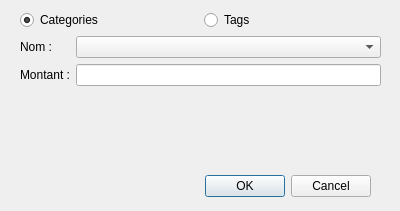
Qt form resources/uiFiles/goaldialog.ui (sbrou/CashCash) before a commit.
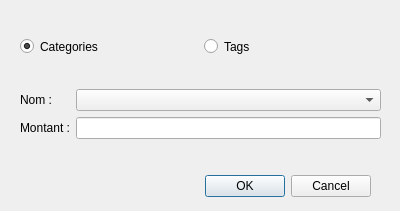
The same form after that commit.

Patch:
```diff
--- a/resources/uiFiles/goaldialog.ui
+++ b/resources/uiFiles/goaldialog.ui
@@ -52,6 +52,12 @@
      <layout class="QHBoxLayout" name="horizontalLayout_2">
       <item>
        <widget class="QRadioButton" name="qrbCats">
+        <property name="sizePolicy">
+         <sizepolicy hsizetype="Preferred" vsizetype="Preferred">
+          <horstretch>0</horstretch>
+          <verstretch>0</verstretch>
+         </sizepolicy>
+        </property>
         <property name="text">
          <string>Categories</string>
         </property>
@@ -62,6 +68,12 @@
       </item>
       <item>
        <widget class="QRadioButton" name="qrbTags">
+        <property name="sizePolicy">
+         <sizepolicy hsizetype="Preferred" vsizetype="Preferred">
+          <horstretch>0</horstretch>
+          <verstretch>0</verstretch>
+         </sizepolicy>
+        </property>
         <property name="text">
          <string>Tags</string>
         </property>
```
